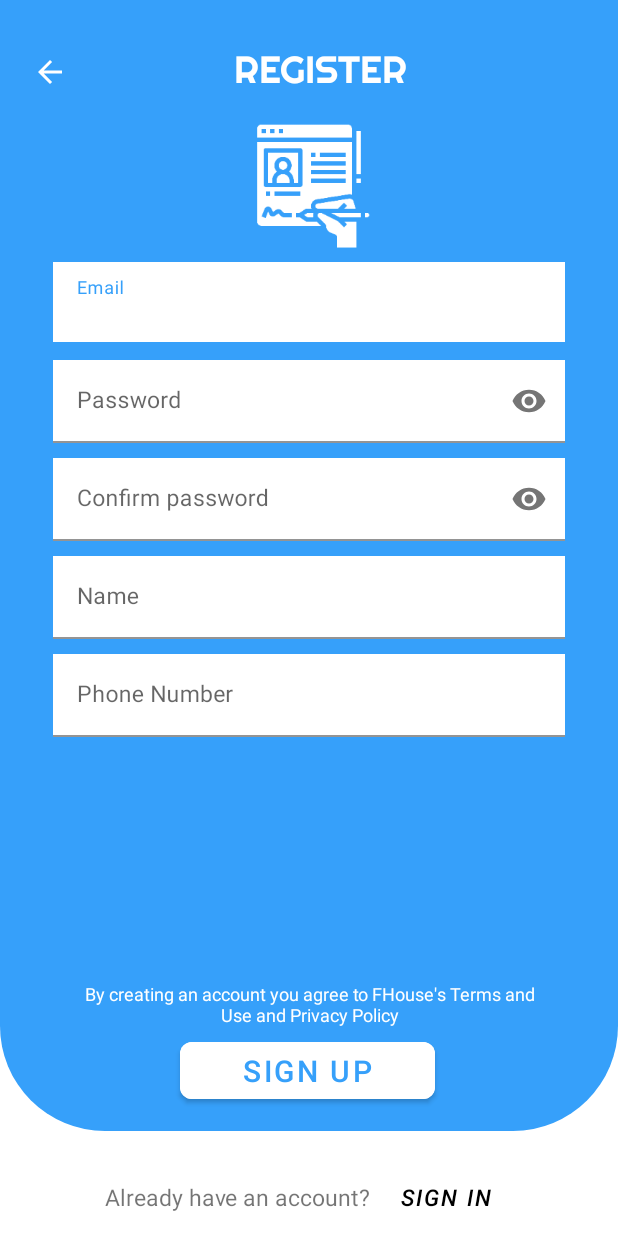
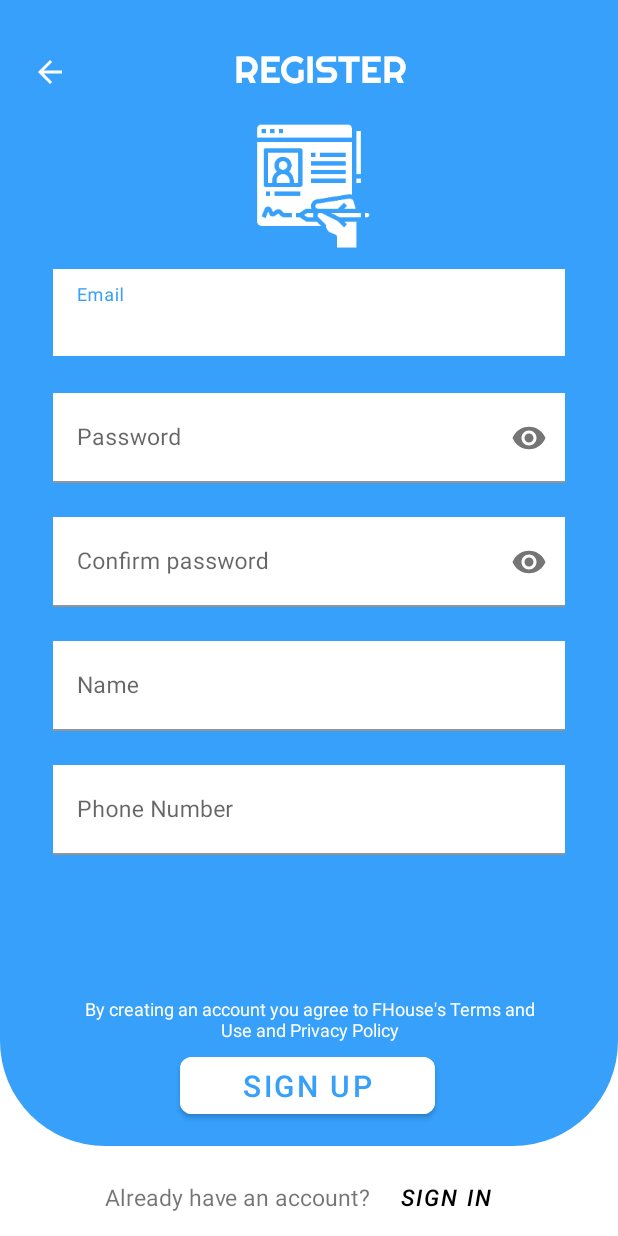
Before and after one commit to Babyze/FHouse, an Android app: the SignUpActivity screen opened directly, with no data from a screen before it, on a phone screen of 412 x 824 dp. Run offline under Robolectric (Android 15) with nearby library versions, the phone set to English and light mode, and no system bars; our stand-ins replace Firebase (no records; nobody signed in at launch, a user with empty details on screens opened directly); Roboto replaces fonts that are not available here.

Commit message:
Sửa layout Sign Up (chỉ phù hợp 1080x2220)

```diff
--- a/app/src/main/res/layout/activity_sign_up.xml
+++ b/app/src/main/res/layout/activity_sign_up.xml
@@ -10,7 +10,7 @@
         android:id="@+id/imageView10"
         android:layout_width="match_parent"
         android:layout_height="match_parent"
-        android:layout_marginBottom="70dp"
+        android:layout_marginBottom="60dp"
         app:layout_constraintBottom_toBottomOf="parent"
         app:layout_constraintEnd_toEndOf="parent"
         app:layout_constraintStart_toStartOf="parent"
@@ -55,13 +55,14 @@
         app:layout_constraintTop_toBottomOf="@+id/textView5"
         app:srcCompat="@mipmap/ic_signup_logo" />
 
+
     <com.google.android.material.textfield.TextInputLayout
         android:id="@+id/edtEmail"
         style="@style/Widget.MaterialComponents.TextInputLayout.FilledBox"
         android:layout_width="match_parent"
-        android:layout_height="65dp"
+        android:layout_height="77dp"
         android:layout_marginStart="35dp"
-        android:layout_marginTop="5dp"
+        android:layout_marginTop="10dp"
         android:layout_marginEnd="35dp"
         app:layout_constraintEnd_toEndOf="parent"
         app:layout_constraintStart_toStartOf="parent"
@@ -69,7 +70,7 @@
 
         <com.google.android.material.textfield.TextInputEditText
             android:layout_width="match_parent"
-            android:layout_height="55dp"
+            android:layout_height="60dp"
             android:background="@color/white"
             android:hint="Email"
             android:inputType="textEmailAddress"
@@ -80,8 +81,9 @@
         android:id="@+id/edtPassword"
         style="@style/Widget.MaterialComponents.TextInputLayout.FilledBox"
         android:layout_width="match_parent"
-        android:layout_height="65dp"
+        android:layout_height="77dp"
         android:layout_marginStart="35dp"
+        android:layout_marginTop="5dp"
         android:layout_marginEnd="35dp"
         app:layout_constraintEnd_toEndOf="parent"
         app:layout_constraintStart_toStartOf="parent"
@@ -90,19 +92,20 @@
 
         <com.google.android.material.textfield.TextInputEditText
             android:layout_width="match_parent"
-            android:layout_height="55dp"
+            android:layout_height="60dp"
             android:background="@color/white"
             android:hint="Password"
-            android:textSize="15dp"
-            android:inputType="textPassword" />
+            android:inputType="textPassword"
+            android:textSize="15dp" />
     </com.google.android.material.textfield.TextInputLayout>
 
     <com.google.android.material.textfield.TextInputLayout
         android:id="@+id/edtConfirmPsw"
         style="@style/Widget.MaterialComponents.TextInputLayout.FilledBox"
         android:layout_width="match_parent"
-        android:layout_height="65dp"
+        android:layout_height="77dp"
         android:layout_marginStart="35dp"
+        android:layout_marginTop="5dp"
         android:layout_marginEnd="35dp"
         app:layout_constraintEnd_toEndOf="parent"
         app:layout_constraintStart_toStartOf="parent"
@@ -111,7 +114,7 @@
 
         <com.google.android.material.textfield.TextInputEditText
             android:layout_width="match_parent"
-            android:layout_height="55dp"
+            android:layout_height="60dp"
             android:background="@color/white"
             android:hint="Confirm password"
             android:inputType="textPassword"
@@ -122,8 +125,9 @@
         android:id="@+id/edtName"
         style="@style/Widget.MaterialComponents.TextInputLayout.FilledBox"
         android:layout_width="match_parent"
-        android:layout_height="65dp"
+        android:layout_height="77dp"
         android:layout_marginStart="35dp"
+        android:layout_marginTop="5dp"
         android:layout_marginEnd="35dp"
         app:layout_constraintEnd_toEndOf="parent"
         app:layout_constraintStart_toStartOf="parent"
@@ -131,7 +135,7 @@
 
         <com.google.android.material.textfield.TextInputEditText
             android:layout_width="match_parent"
-            android:layout_height="55dp"
+            android:layout_height="60dp"
             android:background="@color/white"
             android:hint="Name"
             android:textSize="15dp" />
@@ -141,8 +145,9 @@
         android:id="@+id/edtPhoneNumber"
         style="@style/Widget.MaterialComponents.TextInputLayout.FilledBox"
         android:layout_width="match_parent"
-        android:layout_height="65dp"
+        android:layout_height="77dp"
         android:layout_marginStart="35dp"
+        android:layout_marginTop="5dp"
         android:layout_marginEnd="35dp"
         app:layout_constraintEnd_toEndOf="parent"
         app:layout_constraintStart_toStartOf="parent"
@@ -150,7 +155,7 @@
 
         <com.google.android.material.textfield.TextInputEditText
             android:layout_width="match_parent"
-            android:layout_height="55dp"
+            android:layout_height="60dp"
             android:background="@color/white"
             android:hint="Phone Number"
             android:inputType="number"
@@ -166,8 +171,8 @@
         android:layout_marginBottom="4dp"
         android:gravity="center"
         android:text="By creating an account you agree to FHouse's Terms and Use and Privacy Policy"
+        android:textColor="@color/white"
         android:textSize="12dp"
-        android:textColor="@color/white"
         app:layout_constraintBottom_toTopOf="@+id/btnSignUp"
         app:layout_constraintEnd_toEndOf="parent"
         app:layout_constraintStart_toStartOf="parent" />
@@ -212,4 +217,5 @@
         android:textStyle="italic"
         app:layout_constraintBottom_toBottomOf="parent"
         app:layout_constraintStart_toEndOf="@+id/textView7" />
+
 </androidx.constraintlayout.widget.ConstraintLayout>
```
